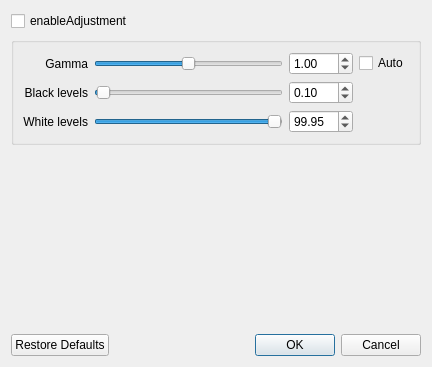
networkoptix/nx_open, file client/src/ui/dialogs/adjust_video_dialog.ui: the form before one commit.
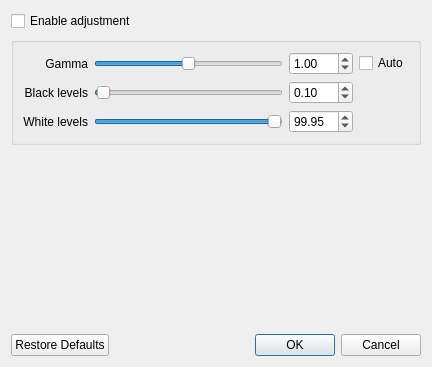
The form after the commit. Custom widgets are drawn as their Qt base class.

```diff
--- a/client/src/ui/dialogs/adjust_video_dialog.ui
+++ b/client/src/ui/dialogs/adjust_video_dialog.ui
@@ -20,7 +20,7 @@
    <item>
     <widget class="QCheckBox" name="enableAdjustment">
      <property name="text">
-      <string>enableAdjustment</string>
+      <string>Enable adjustment</string>
      </property>
     </widget>
    </item>
```
